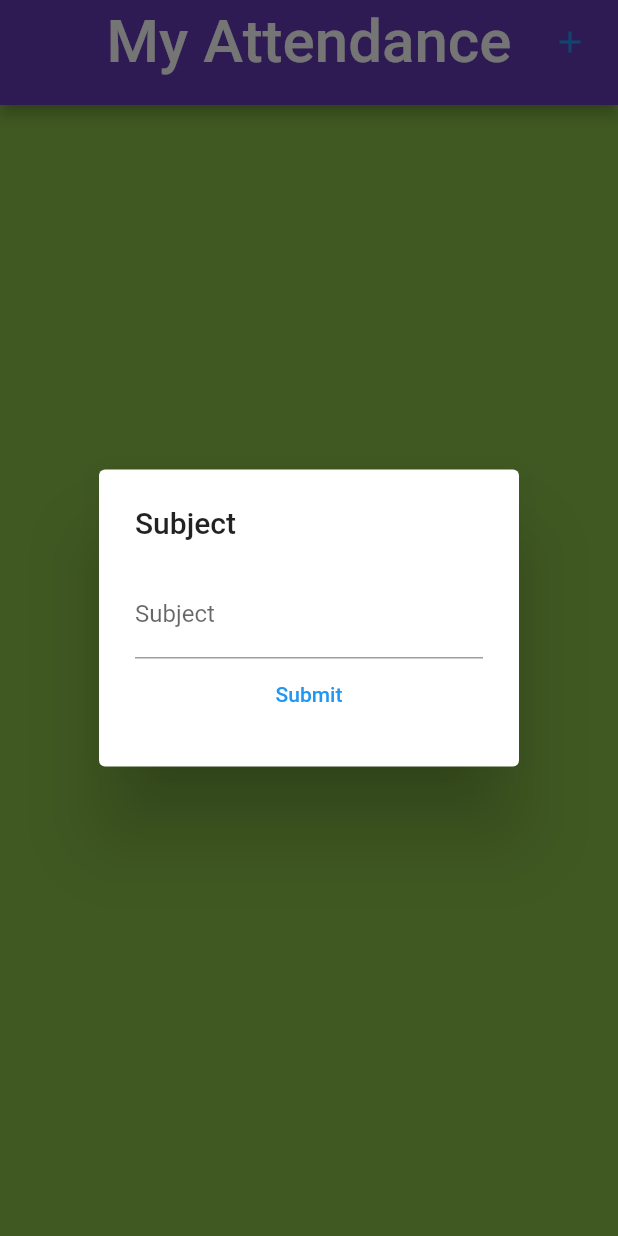
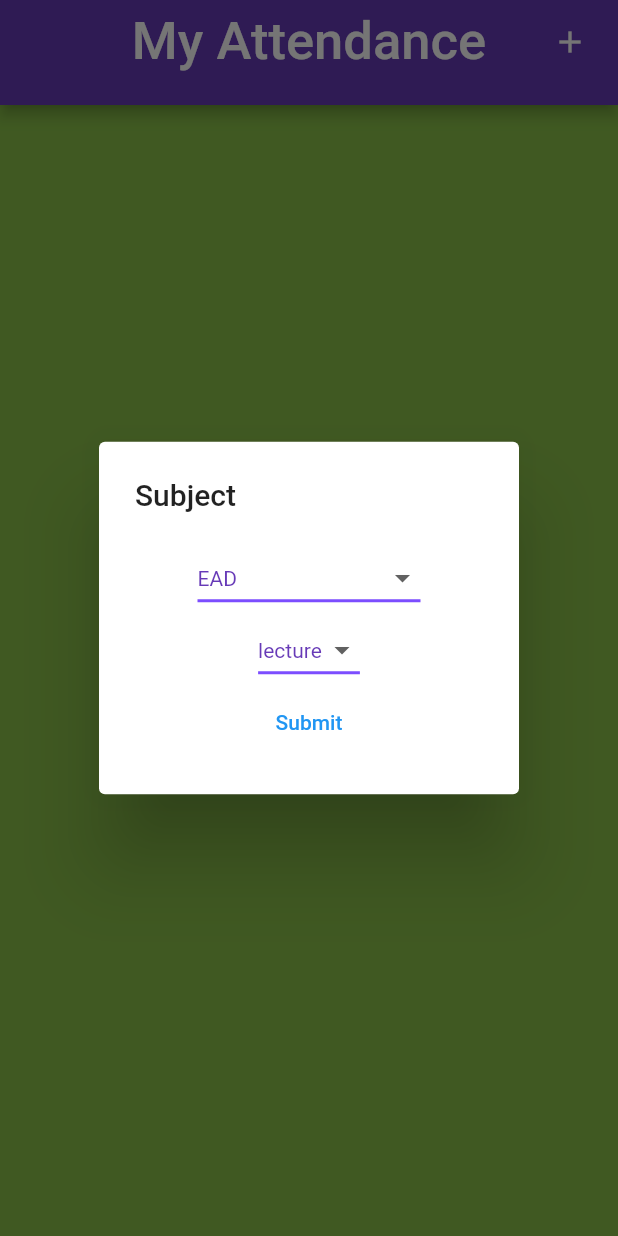
Before and after one commit to guneet446/attendance, a Flutter app: the screen it shows after launch, after a tap on the "add" icon, on a phone screen of 412 x 824 dp. Run offline on Flutter 3.47's test engine with Material 2 defaults, Android fonts, the phone set to English and light mode, and no system bars.

```diff
--- a/lib/Attendance.dart
+++ b/lib/Attendance.dart
@@ -11,18 +11,21 @@ class Attendance extends StatefulWidget {
 List<SubjectAttendanceDetails> subjects = [];
 
 class _AttendanceState extends State<Attendance> {
+  String subjectName = "EAD";
+  String subtitle = "lecture";
+
   @override
   Widget build(BuildContext context) {
     return Scaffold(
       backgroundColor: Colors.lightGreen,
       appBar: PreferredSize(preferredSize: Size.fromHeight(70),
         child: AppBar(
-          title: Text('My Attendance', style: TextStyle( color: Colors.white, fontSize: 40,),),
+          title: Text('My Attendance', style: TextStyle( color: Colors.white, fontSize: 35,),),
           backgroundColor: Colors.deepPurple,
           centerTitle: true,
           actions: [
             TextButton(
-              child: Icon(Icons.add),
+              child: Icon(Icons.add, color: Colors.white,),
               onPressed: () {
                 _getSubject(context);
               },
@@ -43,7 +46,79 @@ class _AttendanceState extends State<Attendance> {
 
   final myController = TextEditingController();
 
-  _getSubject(BuildContext context) async{
+  _getSubject(BuildContext context) {
+    List<String> subjectList = ['Machine Learning', 'Operating Systems', 'Computer Networks', 'DBMS', 'EAD'];
+    List<String> subtitleList = ['lecture', 'tutorial', 'lab'];
+    return showDialog(context: context, builder: (context) {
+      return AlertDialog(
+        title: Text("Subject"),
+        content: Column(
+          mainAxisSize: MainAxisSize.min,
+          children: [
+            // for dropdown to open in correct direction go to dropdown.dart and set selectedItemOffset to -40
+            DropdownButton<String>(
+              value: subjectName,
+              icon: const Icon(Icons.arrow_drop_down),
+              iconSize: 24,
+              elevation: 16,
+              style: const TextStyle(color: Colors.deepPurple),
+              underline: Container(
+                height: 2,
+                color: Colors.deepPurpleAccent,
+              ),
+              onChanged: (String newValue) {
+                setState(() {
+                  subjectName = newValue;
+                });
+                //_setSubject(newValue);
+              },
+              items: subjectList
+                  .map<DropdownMenuItem<String>>((String value) {
+                return DropdownMenuItem<String>(
+                  value: value,
+                  child: Text(value),
+                );
+              }).toList(),
+            ),
+
+            DropdownButton<String>(
+              value: subtitle,
+              icon: const Icon(Icons.arrow_drop_down),
+              iconSize: 24,
+              elevation: 16,
+              style: const TextStyle(color: Colors.deepPurple),
+              underline: Container(
+                height: 2,
+                color: Colors.deepPurpleAccent,
+              ),
+              onChanged: (String newValue) {
+                setState(() {
+                  subtitle = newValue;
+                });
+                //_setSubject(newValue);
+              },
+              items: subtitleList
+                  .map<DropdownMenuItem<String>>((String value) {
+                return DropdownMenuItem<String>(
+                  value: value,
+                  child: Text(value),
+                );
+              }).toList(),
+            ),
+            TextButton(
+              onPressed:() {
+                Navigator.pop(context);
+                _setSubject();
+              },
+              child: Text('Submit'),
+            ),
+          ],
+        ),
+      );
+    });
+  }
+
+  /*_getSubject(BuildContext context) async{
     return showDialog(context: context, builder: (context) {
       return AlertDialog(
         title: Text("Subject"),
@@ -53,7 +128,7 @@ class _AttendanceState extends State<Attendance> {
             TextFormField(
               controller: myController,
               decoration: InputDecoration(
-                  labelText: 'Subject'
+                  labelText: 'Enter the subject name'
               ),
               validator: (val) {
                 return val.isEmpty ? 'Enter the subject name' : null;
@@ -67,11 +142,11 @@ class _AttendanceState extends State<Attendance> {
         ),
       );
     });
-  }
+  }*/
 
   void _setSubject() {
     setState(() {
-      subjects.add(SubjectAttendanceDetails(myController.text, 1, 2));
+      subjects.add(SubjectAttendanceDetails(subjectName, subtitle, 1, 2));
     });
   }
 }
--- a/lib/SubjectAttendanceDetails.dart
+++ b/lib/SubjectAttendanceDetails.dart
@@ -1,12 +1,14 @@
 class SubjectAttendanceDetails {
   String subjectName;
+  String subtitle;
   String status;
   int attended;
   int total;
   double percentage;
 
-  SubjectAttendanceDetails(String subjectName, int attended, int total) {
+  SubjectAttendanceDetails(String subjectName, String subtitle, int attended, int total) {
     this.subjectName = subjectName;
+    this.subtitle = subtitle;
     this.attended = attended;
     this.total = total;
     percentage = (attended / total) * 100;
```
Also changed, not shown: lib/AttendanceCard.dart (+48 -18 lines).
